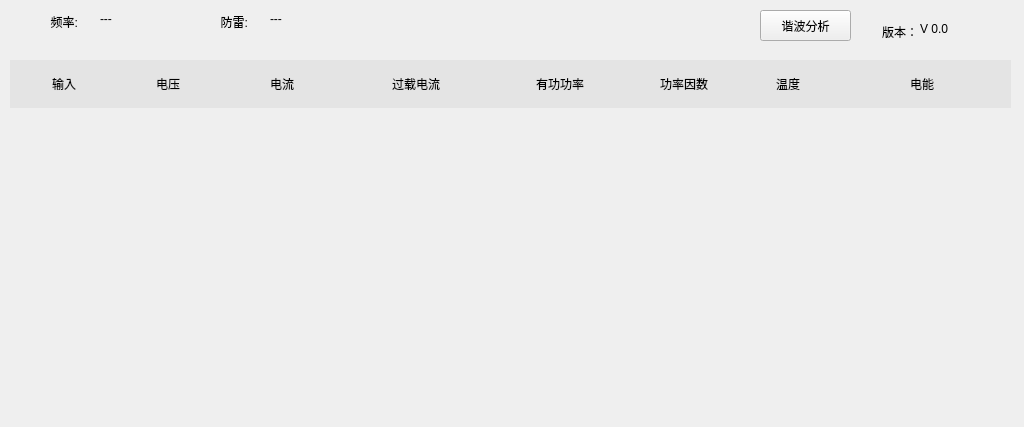
First picture: the form in BusBar-Qt/line/linewid.ui, repository ChinaClever/BusBar, before the edit.
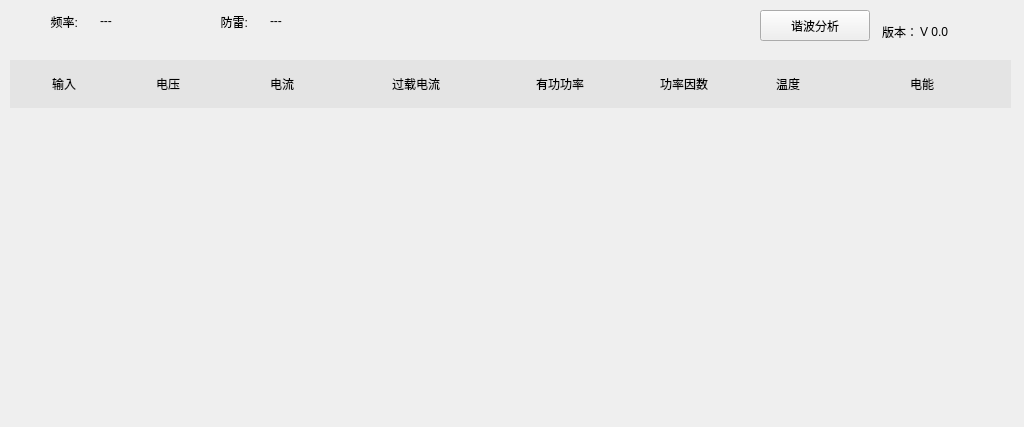
Second picture: the form after the edit.

```diff
--- a/BusBar-Qt/line/linewid.ui
+++ b/BusBar-Qt/line/linewid.ui
@@ -27,7 +27,7 @@
    <property name="geometry">
     <rect>
      <x>920</x>
-     <y>20</y>
+     <y>23</y>
      <width>81</width>
      <height>18</height>
     </rect>
@@ -68,7 +68,7 @@
    <property name="geometry">
     <rect>
      <x>100</x>
-     <y>10</y>
+     <y>12</y>
      <width>68</width>
      <height>18</height>
     </rect>
@@ -110,7 +110,7 @@
     <rect>
      <x>760</x>
      <y>10</y>
-     <width>91</width>
+     <width>110</width>
      <height>31</height>
     </rect>
    </property>
@@ -377,7 +377,7 @@
    <property name="geometry">
     <rect>
      <x>270</x>
-     <y>10</y>
+     <y>12</y>
      <width>68</width>
      <height>18</height>
     </rect>
```
